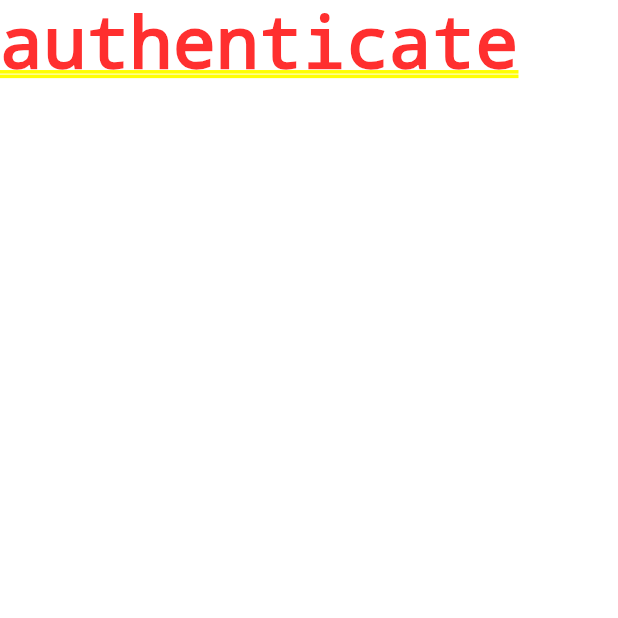
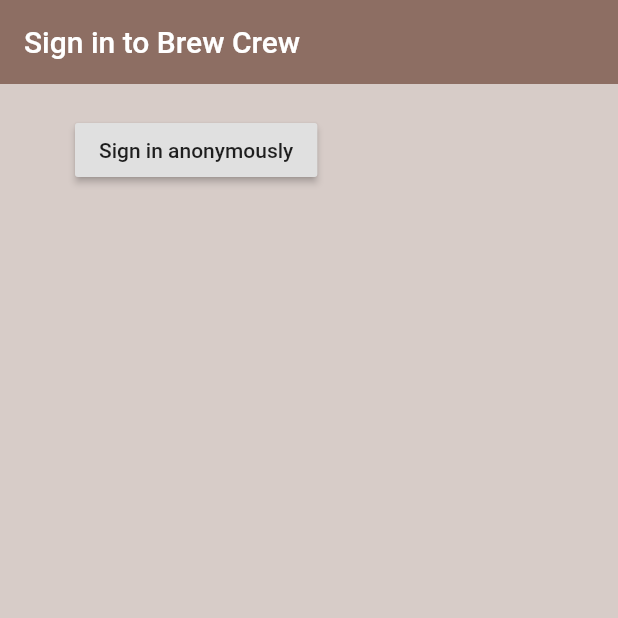
Before and after one commit to 15154/AM4L, a Flutter app: the screen it shows after launch, on a phone screen of 412 x 824 dp, the top half of it. Run offline on Flutter 3.47's test engine with Material 2 defaults, Android fonts, the phone set to English and light mode, and no system bars; our stand-ins replace firebase_auth; accounts and stored records are empty.

Commit message:
sign in anonymously

```diff
--- a/am4l_15123_15154/lib/screens/authenticate/authenticate.dart
+++ b/am4l_15123_15154/lib/screens/authenticate/authenticate.dart
@@ -1,3 +1,4 @@
+import 'package:am4l_15123_15154/screens/authenticate/sign_in.dart';
 import 'package:flutter/material.dart';
 
 class Authenticate extends StatefulWidget {
@@ -9,7 +10,7 @@ class _AuthenticateState extends State<Authenticate> {
   @override
   Widget build(BuildContext context) {
     return Container(
-      child: Text('authenticate'),
+      child: SignIn(),
     );
   }
 }
--- /dev/null
+++ b/am4l_15123_15154/lib/screens/authenticate/sign_in.dart
@@ -0,0 +1,39 @@
+import 'package:am4l_15123_15154/services/auth.dart';
+import 'package:flutter/material.dart';
+
+class SignIn extends StatefulWidget {
+  @override
+  _SignInState createState() => _SignInState();
+}
+
+class _SignInState extends State<SignIn> {
+
+  final AuthService _auth = AuthService();
+
+  @override
+  Widget build(BuildContext context) {
+    return Scaffold(
+      backgroundColor: Colors.brown[100],
+      appBar: AppBar(
+        backgroundColor: Colors.brown[400],
+        elevation: 0.0,
+        title: Text('Sign in to Brew Crew')
+      ),
+      body: Container(
+        padding: EdgeInsets.symmetric(vertical: 20.0, horizontal: 50.0),
+        child: RaisedButton(
+          child: Text('Sign in anonymously'),
+          onPressed: () async{
+            dynamic result = await _auth.signInAnon();
+            if (result == null) {
+              print('error signing in');
+            } else {
+              print('signed in');
+              print(result);
+            }
+          }
+        ),
+      ),
+    );
+  }
+}
--- a/am4l_15123_15154/lib/screens/wrapper.dart
+++ b/am4l_15123_15154/lib/screens/wrapper.dart
@@ -1,3 +1,4 @@
+import 'package:am4l_15123_15154/screens/authenticate/authenticate.dart';
 import 'package:am4l_15123_15154/screens/home/home.dart';
 import 'package:flutter/material.dart';
 
@@ -6,6 +7,6 @@ class Wrapper extends StatelessWidget {
   Widget build(BuildContext context) {
 
     //return either Home or Authenticate widget
-    return Home();
+    return Authenticate();
       }
 }
```
